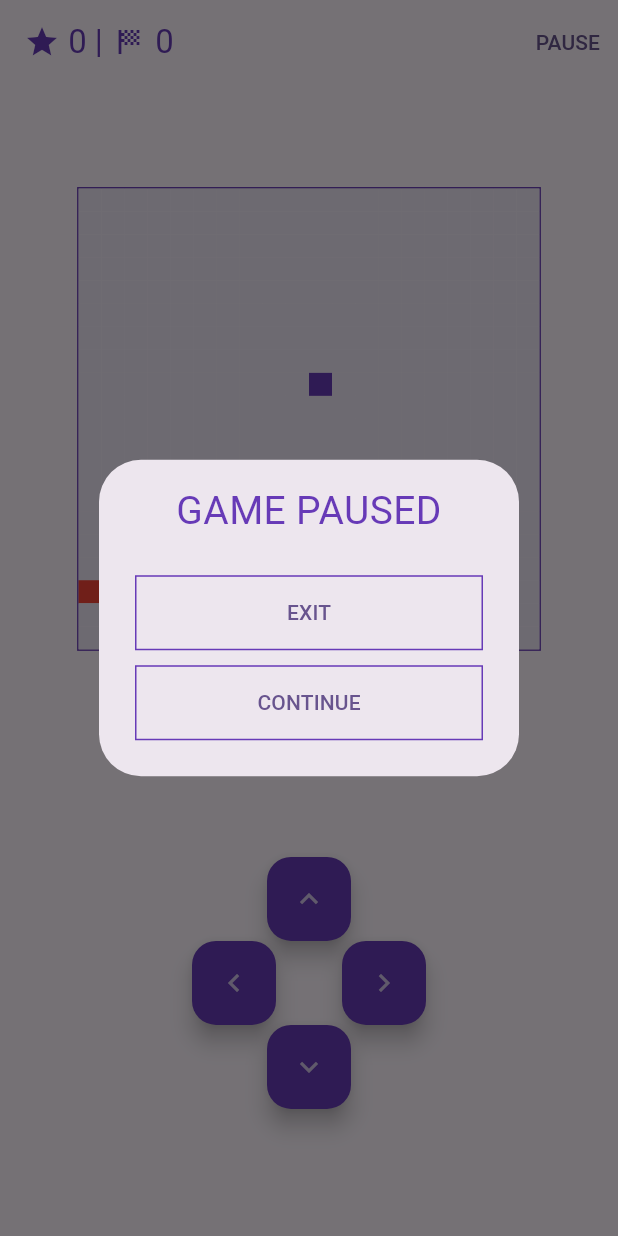
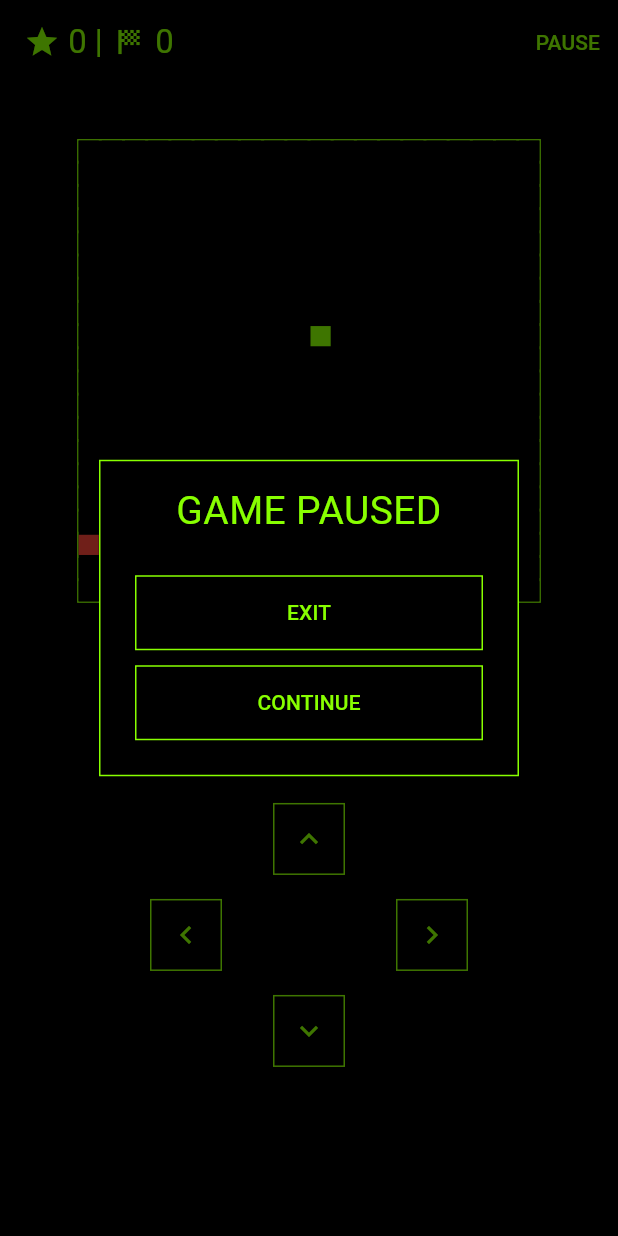
Before and after one commit to thpir/snake-app, a Flutter app: the screen it shows after launch, after a tap on "START NEW GAME", after a tap on "PAUSE", on a phone screen of 412 x 824 dp. Run offline on Flutter 3.47's test engine with Material 2 defaults, Android fonts, the phone set to English and light mode, and no system bars; our stand-ins replace shared_preferences; Roboto replaces fonts that are missing (pixeloid); project files that could hold a hidden picture were left out.

Commit message:
Release V1.2

```diff
--- a/lib/controller/snake_controller.dart
+++ b/lib/controller/snake_controller.dart
@@ -113,9 +113,9 @@ class SnakeController extends ChangeNotifier {
 
   void checkForGameOver() {
     if (snakeModel.snake[0].x < 0 ||
-        snakeModel.snake[0].x > 49 ||
+        snakeModel.snake[0].x > 19 ||
         snakeModel.snake[0].y < 0 ||
-        snakeModel.snake[0].y > 49) {
+        snakeModel.snake[0].y > 19) {
       snakeModel.setShowGameOverDialog();
       stopGameLoop();
     }
--- a/lib/main.dart
+++ b/lib/main.dart
@@ -20,7 +20,7 @@ class MyApp extends StatelessWidget {
     return MaterialApp(
       title: 'Snake',
       theme: ThemeData(
-        colorScheme: ColorScheme.fromSeed(seedColor: Colors.deepPurple),
+        colorScheme: ColorScheme.fromSeed(seedColor: Colors.black),
         fontFamily: 'pixeloid',
         useMaterial3: true,
       ),
--- a/lib/view/snake_view.dart
+++ b/lib/view/snake_view.dart
@@ -23,18 +23,21 @@ class _SnakeViewState extends State<SnakeView> {
         context: context,
         builder: (BuildContext context) {
           return AlertDialog(
+            backgroundColor: Colors.black,
+            shape: RoundedRectangleBorder(
+                side: BorderSide(color: Color.fromARGB(255, 136, 255, 0))),
             content: const SizedBox(
                 width: double.infinity,
                 child: Text(
                   'GAME PAUSED',
                   textAlign: TextAlign.center,
-                  style: TextStyle(fontSize: 26, color: Colors.deepPurple),
+                  style: TextStyle(fontSize: 26, color: Color.fromARGB(255, 136, 255, 0)),
                 )),
             actions: [
               Container(
                 width: double.infinity,
                 decoration: BoxDecoration(
-                    border: Border.all(width: 1, color: Colors.deepPurple)),
+                    border: Border.all(width: 1, color: Color.fromARGB(255, 136, 255, 0))),
                 child: TextButton(
                   onPressed: () {
                     snakeController.setGameState();
@@ -42,7 +45,7 @@ class _SnakeViewState extends State<SnakeView> {
                     Navigator.of(context).pop();
                   },
                   child: const Text(
-                    'EXIT',
+                    'EXIT', style: TextStyle(color: Color.fromARGB(255, 136, 255, 0))
                   ),
                 ),
               ),
@@ -52,14 +55,14 @@ class _SnakeViewState extends State<SnakeView> {
               Container(
                 width: double.infinity,
                 decoration: BoxDecoration(
-                    border: Border.all(width: 1, color: Colors.deepPurple)),
+                    border: Border.all(width: 1, color: Color.fromARGB(255, 136, 255, 0))),
                 child: TextButton(
                   onPressed: () {
                     snakeController.startGameLoop();
                     Navigator.of(context).pop();
                   },
                   child: const Text(
-                    'CONTINUE',
+                    'CONTINUE', style: TextStyle(color: Color.fromARGB(255, 136, 255, 0))
                   ),
                 ),
               ),
@@ -77,7 +80,7 @@ class _SnakeViewState extends State<SnakeView> {
     return Scaffold(
         appBar: snakeController.snakeModel.showGameOverDialog
             ? AppBar(
-                backgroundColor: const Color.fromARGB(50, 0, 0, 0),
+                backgroundColor: Colors.black,
               )
             : AppBar(
                 title: snakeController.snakeModel.gameOn
@@ -85,23 +88,24 @@ class _SnakeViewState extends State<SnakeView> {
                         children: [
                           const Icon(
                             Icons.star,
-                            color: Colors.deepPurple,
+                            color: Color.fromARGB(255, 136, 255, 0),
                           ),
                           Text(
                             ' ${snakeController.highScore} | ',
-                            style: const TextStyle(color: Colors.deepPurple),
+                            style: const TextStyle(color: Color.fromARGB(255, 136, 255, 0)),
                           ),
                           const Icon(
                             Icons.sports_score,
-                            color: Colors.deepPurple,
+                            color: Color.fromARGB(255, 136, 255, 0),
                           ),
                           Text(
                             ' ${snakeController.snakeModel.currentScore.toString()}',
-                            style: const TextStyle(color: Colors.deepPurple),
+                            style: const TextStyle(color: Color.fromARGB(255, 136, 255, 0)),
                           )
                         ],
                       )
                     : const Text(''),
+                backgroundColor: Colors.black,
                 actions: snakeController.snakeModel.gameOn
                     ? [
                         TextButton(
@@ -109,7 +113,10 @@ class _SnakeViewState extends State<SnakeView> {
                               snakeController.stopGameLoop();
                               showGamePauzedDialog();
                             },
-                            child: const Text('PAUSE'))
+                            child: const Text(
+                              'PAUSE',
+                              style: TextStyle(color: Color.fromARGB(255, 136, 255, 0)),
+                            ))
                       ]
                     : [],
               ),
@@ -143,6 +150,12 @@ class _SnakeViewState extends State<SnakeView> {
                       }
                     },
                   )
-            : const PlayButton());
+            : Container(
+                height: double.infinity,
+                width: double.infinity,
+                color: Colors.black,
+                child: const PlayButton(),
+              )
+    );
   }
 }
--- a/lib/view/snake_view_widgets/control_buttons.dart
+++ b/lib/view/snake_view_widgets/control_buttons.dart
@@ -11,8 +11,8 @@ class ControlButtons extends StatelessWidget {
   Widget build(BuildContext context) {
     final snakeController = Provider.of<SnakeController>(context);
     return SizedBox(
-      width: 200,
-      height: 200,
+      width: 328,
+      height: 328,
       child: Column(
         crossAxisAlignment: CrossAxisAlignment.center,
         mainAxisAlignment: MainAxisAlignment.center,
@@ -23,15 +23,22 @@ class ControlButtons extends StatelessWidget {
             crossAxisAlignment: CrossAxisAlignment.center,
             mainAxisSize: MainAxisSize.max,
             children: [
-              FloatingActionButton(
-                backgroundColor: Colors.deepPurple,
+              Padding(
+                padding: EdgeInsets.all(8),
+                child: Container(
+                  width: 48,
+                  height: 48,
+                  decoration: BoxDecoration(border: Border.all(width: 1, color: Color.fromARGB(255, 136, 255, 0))),
+                  child: IconButton(
                     onPressed: () {
                       Enum newDirection = SnakeDirection.up;
                       snakeController.setNewSnakeDirection(newDirection);
                     },
-                child: Icon(
+                    icon: Icon(
                       Icons.keyboard_arrow_up,
-                  color: Colors.deepPurple[100],
+                      color: Color.fromARGB(255, 136, 255, 0),
+                    ),
+                  ),
                 ),
               )
             ],
@@ -41,26 +48,40 @@ class ControlButtons extends StatelessWidget {
             crossAxisAlignment: CrossAxisAlignment.center,
             mainAxisSize: MainAxisSize.max,
             children: [
-              FloatingActionButton(
-                backgroundColor: Colors.deepPurple,
+              Padding(
+                padding: EdgeInsets.all(8),
+                child: Container(
+                  width: 48,
+                  height: 48,
+                  decoration: BoxDecoration(border: Border.all(width: 1, color: Color.fromARGB(255, 136, 255, 0))),
+                  child: IconButton(
                     onPressed: () {
                       Enum newDirection = SnakeDirection.left;
                       snakeController.setNewSnakeDirection(newDirection);
                     },
-                child: Icon(
+                    icon: Icon(
                       Icons.keyboard_arrow_left,
-                  color: Colors.deepPurple[100],
+                      color: Color.fromARGB(255, 136, 255, 0),
                     ),
                   ),
-              FloatingActionButton(
-                backgroundColor: Colors.deepPurple,
+                ),
+              ),
+              Padding(
+                padding: EdgeInsets.all(8),
+                child: Container(
+                  width: 48,
+                  height: 48,
+                  decoration: BoxDecoration(border: Border.all(width: 1, color: Color.fromARGB(255, 136, 255, 0))),
+                  child: IconButton(
                     onPressed: () {
                       Enum newDirection = SnakeDirection.right;
                       snakeController.setNewSnakeDirection(newDirection);
                     },
-                child: Icon(
+                    icon: Icon(
                       Icons.keyboard_arrow_right,
-                  color: Colors.deepPurple[100],
+                      color: Color.fromARGB(255, 136, 255, 0),
+                    ),
+                  ),
                 ),
               )
             ],
@@ -70,15 +91,22 @@ class ControlButtons extends StatelessWidget {
             crossAxisAlignment: CrossAxisAlignment.center,
             mainAxisSize: MainAxisSize.max,
             children: [
-              FloatingActionButton(
-                backgroundColor: Colors.deepPurple,
+              Padding(
+                padding: EdgeInsets.all(8),
+                child: Container(
+                  width: 48,
+                  height: 48,
+                  decoration: BoxDecoration(border: Border.all(width: 1, color: Color.fromARGB(255, 136, 255, 0))),
+                  child: IconButton(
                     onPressed: () {
                       Enum newDirection = SnakeDirection.down;
                       snakeController.setNewSnakeDirection(newDirection);
                     },
-                child: Icon(
+                    icon: Icon(
                       Icons.keyboard_arrow_down,
-                  color: Colors.deepPurple[100],
+                      color: Color.fromARGB(255, 136, 255, 0),
+                    ),
+                  ),
                 ),
               )
             ],
--- a/lib/view/snake_view_widgets/game_field.dart
+++ b/lib/view/snake_view_widgets/game_field.dart
@@ -17,13 +17,15 @@ class _GameFieldState extends State<GameField> {
     return Container(
       decoration: BoxDecoration(
           border: Border.all(
-              width: 1, style: BorderStyle.solid, color: Colors.deepPurple)),
+              width: 1, style: BorderStyle.solid, color: Color.fromARGB(255, 136, 255, 0))),
       child: SizedBox(
         height: snakeController.setPlayFieldSize(),
         width: snakeController.setPlayFieldSize(),
         child: GridView.builder(
             gridDelegate: const SliverGridDelegateWithFixedCrossAxisCount(
               crossAxisCount: 20,
+              mainAxisSpacing: 2,
+              crossAxisSpacing: 2
             ),
             itemCount: snakeController.snakeModel.playField.length,
             itemBuilder: (context, index) {
@@ -50,8 +52,8 @@ class _GameFieldState extends State<GameField> {
               }
               return Container(
                 color: snakeOnGrid
-                  ? Colors.deepPurple
-                  : foodOnGrid ? Colors.red : Colors.deepPurple[50],
+                  ? Color.fromARGB(255, 136, 255, 0)
+                  : foodOnGrid ? Colors.red : Color.fromARGB(255, 0, 0, 0),
               );
             }),
       ),
--- a/lib/view/snake_view_widgets/game_over_dialog.dart
+++ b/lib/view/snake_view_widgets/game_over_dialog.dart
@@ -11,14 +11,17 @@ class GameOverDialog extends StatelessWidget {
     final snakeController = Provider.of<SnakeController>(context);
 
     return AlertDialog(
+      backgroundColor: Colors.black,
+      shape: RoundedRectangleBorder(
+        side: BorderSide(color: Color.fromARGB(255, 136, 255, 0))),
       content: const SizedBox(
         width: double.infinity,
-        child: Text('GAME OVER!', textAlign: TextAlign.center, style: TextStyle(fontSize: 26, color: Colors.deepPurple),)
+        child: Text('GAME OVER!', textAlign: TextAlign.center, style: TextStyle(fontSize: 26, color: Color.fromARGB(255, 136, 255, 0)),)
       ),
       actions: [
         Container(
           width: double.infinity,
-          decoration: BoxDecoration(border: Border.all(width: 1, color: Colors.deepPurple)),
+          decoration: BoxDecoration(border: Border.all(width: 1, color: Color.fromARGB(255, 136, 255, 0))),
           child: TextButton(
             onPressed: () {
               snakeController.snakeModel.setShowGameOverDialog();
@@ -26,14 +29,14 @@ class GameOverDialog extends StatelessWidget {
               snakeController.resetGame();
             },
             child: const Text(
-              'EXIT',
+              'EXIT', style: TextStyle(color: Color.fromARGB(255, 136, 255, 0))
             ),
           ),
         ),
         const SizedBox(height: 10,),
         Container(
           width: double.infinity,
-          decoration: BoxDecoration(border: Border.all(width: 1, color: Colors.deepPurple)),
+          decoration: BoxDecoration(border: Border.all(width: 1, color: Color.fromARGB(255, 136, 255, 0))),
           child: TextButton(
             onPressed: () {
               snakeController.snakeModel.setShowGameOverDialog();
@@ -41,7 +44,7 @@ class GameOverDialog extends StatelessWidget {
               snakeController.resetGame();
             },
             child: const Text(
-              'RETRY',
+              'RETRY', style: TextStyle(color: Color.fromARGB(255, 136, 255, 0))
             ),
           ),
         ),
--- a/lib/view/snake_view_widgets/landscape_snake_view.dart
+++ b/lib/view/snake_view_widgets/landscape_snake_view.dart
@@ -8,7 +8,11 @@ class LandscapeSnakeView extends StatelessWidget {
 
   @override
   Widget build(BuildContext context) {
-    return const Padding(
+    return Container(
+      width: double.infinity,
+      height: double.infinity,
+      color: Colors.black,
+      child: const Padding(
         padding: EdgeInsets.all(8.0),
         child: SizedBox(
           height: double.infinity,
@@ -22,6 +26,7 @@ class LandscapeSnakeView extends StatelessWidget {
               ]
           ),
         ),
+      ),
     );
   }
 }
--- a/lib/view/snake_view_widgets/play_button.dart
+++ b/lib/view/snake_view_widgets/play_button.dart
@@ -24,14 +24,18 @@ class PlayButton extends StatelessWidget {
             ),
           ),
           Container(
-            decoration: BoxDecoration(border: Border.all(width: 1, color: Colors.deepPurple)),
+            decoration: BoxDecoration(border: Border.all(width: 1, color: Color.fromARGB(255, 136, 255, 0))),
             child: TextButton(
                 onPressed: () {
                   snakeController.setGameState();
                   snakeController.startGameLoop();
                   snakeController.resetGame();
                 },
-                child: const Text('START NEW GAME')),
+                child: const Text(
+                    'START NEW GAME',
+                  style: TextStyle(color: Color.fromARGB(255, 136, 255, 0)),
+                ),
+            ),
           ),
           Padding(
             padding: EdgeInsets.all(8),
--- a/lib/view/snake_view_widgets/portrait_snake_view.dart
+++ b/lib/view/snake_view_widgets/portrait_snake_view.dart
@@ -8,7 +8,11 @@ class PortraitSnakeView extends StatelessWidget {
 
   @override
   Widget build(BuildContext context) {
-    return const Padding(
+    return Container(
+      height: double.infinity,
+      width: double.infinity,
+      color: Colors.black,
+      child: const Padding(
         padding: EdgeInsets.all(8.0),
         child: SizedBox(
           width: double.infinity,
@@ -22,6 +26,7 @@ class PortraitSnakeView extends StatelessWidget {
             ],
           ),
         ),
+      ),
     );
   }
 }
```
Also changed, not shown: pubspec.yaml (+7 -3 lines), assets/images/raw/snake_icon.svg (added), assets/images/raw/snake_logo.svg (added), assets/images/raw/snake_logo_adaptive.svg (added), assets/images/raw/snake_title.svg (added), assets/images/snake_icon.png, assets/images/snake_logo.png, assets/images/snake_logo_adaptive.png (added), assets/images/snake_title.png, 52 other files. Lines whose indentation alone changed are shown as unchanged.
